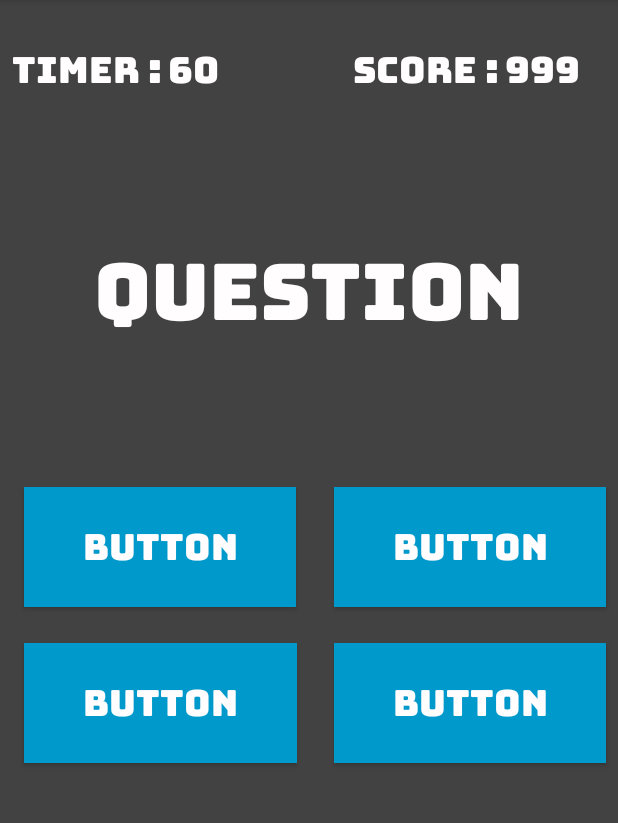
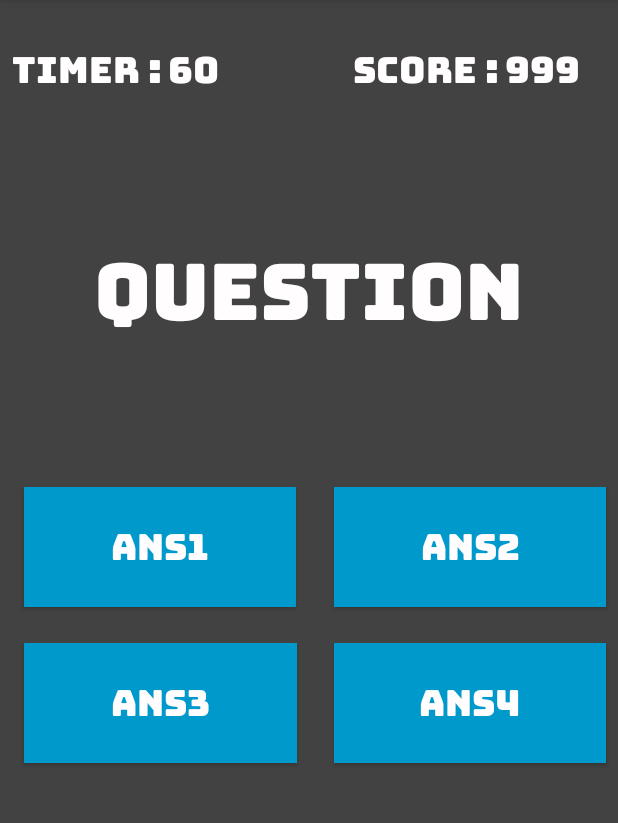
Before and after one commit to Sunnylnwza007/TranslateIt, an Android app: the GameFragment screen opened through its navigation route, on a phone screen of 412 x 824 dp, the part 84-907 px from its top. Run offline under Robolectric (Android 15) with nearby library versions, the phone set to English and light mode, and no system bars; our stand-ins replace data binding.

```diff
--- a/app/src/main/res/layout/fragment_end.xml
+++ b/app/src/main/res/layout/fragment_end.xml
@@ -28,7 +28,7 @@
             android:id="@+id/score"
             android:layout_width="0dp"
             android:layout_height="wrap_content"
-            android:layout_marginTop="16dp"
+            android:layout_marginTop="8dp"
             android:fontFamily="@font/bungee"
             android:gravity="center"
             android:text="999"
--- a/app/src/main/res/layout/fragment_game.xml
+++ b/app/src/main/res/layout/fragment_game.xml
@@ -83,7 +83,7 @@
             android:background="@android:color/holo_blue_dark"
             android:fontFamily="@font/bungee"
             android:gravity="center"
-            android:text="Button"
+            android:text="Ans1"
             android:textColor="#FFFDFD"
             android:textSize="24sp"
             app:layout_constraintStart_toStartOf="parent"
@@ -97,7 +97,7 @@
             android:background="@android:color/holo_blue_dark"
             android:fontFamily="@font/bungee"
             android:gravity="center"
-            android:text="Button"
+            android:text="ANS2"
             android:textColor="#FFFDFD"
             android:textSize="24sp"
             app:layout_constraintBaseline_toBaselineOf="@+id/ans1"
@@ -112,7 +112,7 @@
             android:background="@android:color/holo_blue_dark"
             android:fontFamily="@font/bungee"
             android:gravity="center"
-            android:text="Button"
+            android:text="ANS3"
             android:textColor="#FFFDFD"
             android:textSize="24sp"
             app:layout_constraintStart_toStartOf="parent"
@@ -126,7 +126,7 @@
             android:background="@android:color/holo_blue_dark"
             android:fontFamily="@font/bungee"
             android:gravity="center"
-            android:text="Button"
+            android:text="ANS4"
             android:textColor="#FFFDFD"
             android:textSize="24sp"
             app:layout_constraintBaseline_toBaselineOf="@+id/ans3"
```
